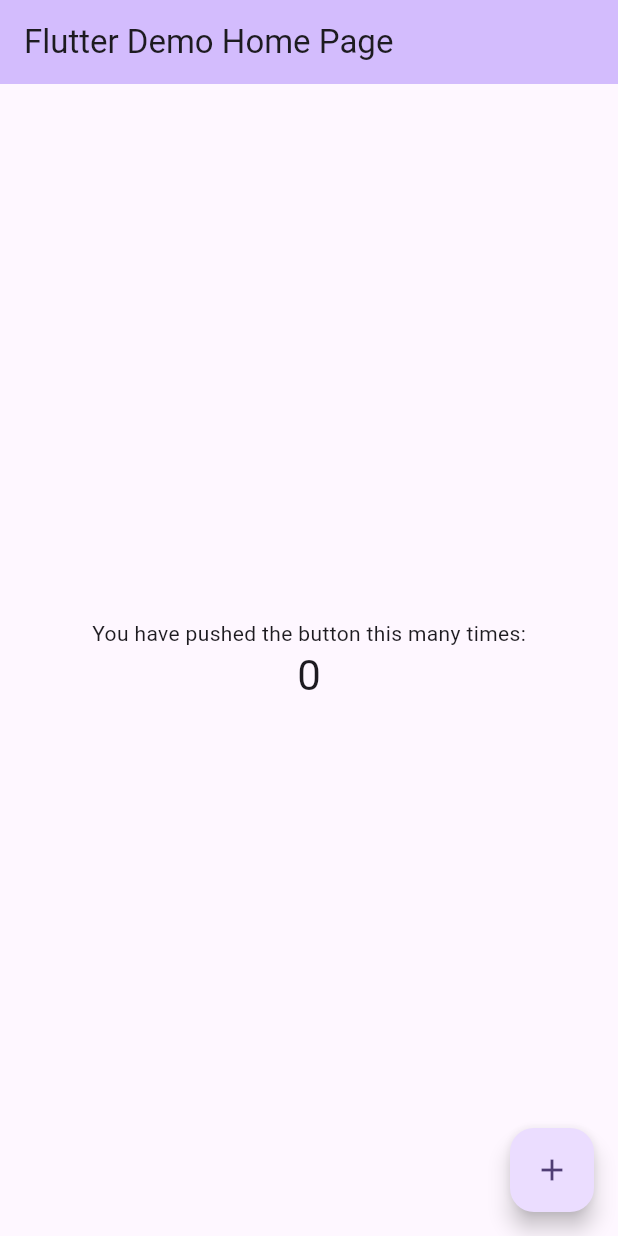
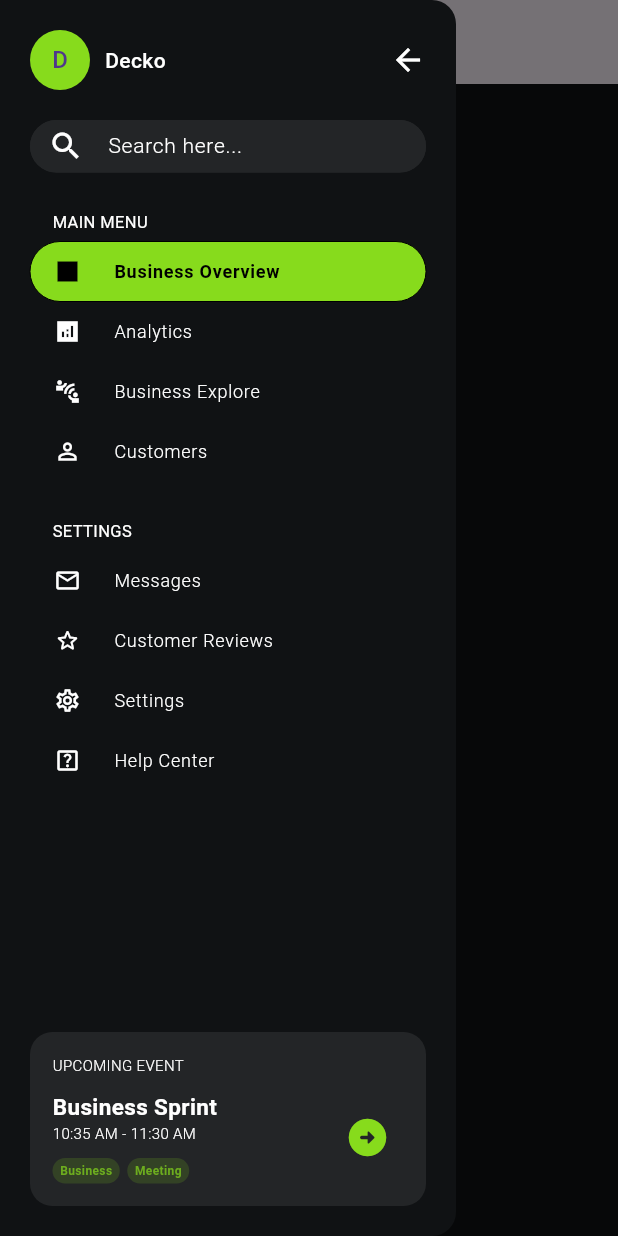
Before and after one commit to zeyadali06/Responsive_Tasks, a Flutter app: the screen it shows after launch, with the side drawer open (before the commit the screen has no drawer), on a phone screen of 412 x 824 dp. Run offline on Flutter 3.47's test engine with Material 3 defaults, Android fonts, the phone set to English and light mode, and no system bars.

Commit message:
finish custom drawer

```diff
--- /dev/null
+++ b/First Task/lib/Models/DrawerItemModel.dart
@@ -0,0 +1,8 @@
+import 'package:flutter/material.dart';
+
+class DrawerItemModel {
+  final String title;
+  final IconData icon;
+
+  DrawerItemModel({required this.title, required this.icon});
+}
--- /dev/null
+++ b/First Task/lib/Widgets/AllDrawerItems.dart
@@ -0,0 +1,71 @@
+import 'package:flutter/material.dart';
+import 'package:responsive_designs/Models/DrawerItemModel.dart';
+import 'package:responsive_designs/Widgets/SelectedDrawerItem.dart';
+import 'package:responsive_designs/Widgets/UnselectedDrawerItem.dart';
+
+class AllDrawerItems extends StatefulWidget {
+  const AllDrawerItems({super.key});
+
+  @override
+  State<AllDrawerItems> createState() => _AllDrawerItemsState();
+}
+
+class _AllDrawerItemsState extends State<AllDrawerItems> {
+  List<DrawerItemModel> models = [
+    DrawerItemModel(title: 'Business Overview', icon: Icons.square),
+    DrawerItemModel(title: 'Analytics', icon: Icons.analytics_sharp),
+    DrawerItemModel(title: 'Business Explore', icon: Icons.connect_without_contact_sharp),
+    DrawerItemModel(title: 'Customers', icon: Icons.person_outline),
+    DrawerItemModel(title: 'Messages', icon: Icons.email_outlined),
+    DrawerItemModel(title: 'Customer Reviews', icon: Icons.star_outline_rounded),
+    DrawerItemModel(title: 'Settings', icon: Icons.settings_outlined),
+    DrawerItemModel(title: 'Help Center', icon: Icons.help_center_outlined),
+  ];
+
+  int activeIndex = 0;
+
+  @override
+  Widget build(BuildContext context) {
+    return SliverList.builder(
+      itemCount: models.length,
+      itemBuilder: (context, index) {
+        return Column(
+          crossAxisAlignment: CrossAxisAlignment.start,
+          children: [
+            if (index == 0)
+              const Column(
+                children: [
+                  SizedBox(height: 25),
+                  Padding(
+                    padding: EdgeInsets.only(left: 15),
+                    child: Text('MAIN MENU', style: TextStyle(color: Colors.white, fontSize: 11)),
+                  ),
+                  SizedBox(height: 5),
+                ],
+              ),
+            if (index == 4)
+              const Column(
+                children: [
+                  SizedBox(height: 25),
+                  Padding(
+                    padding: EdgeInsets.only(left: 15),
+                    child: Text('SETTINGS', style: TextStyle(color: Colors.white, fontSize: 11)),
+                  ),
+                  SizedBox(height: 5),
+                ],
+              ),
+            GestureDetector(
+              onTap: () {
+                if (activeIndex != index) {
+                  activeIndex = index;
+                  setState(() {});
+                }
+              },
+              child: activeIndex == index ? SelectedDrawerItem(model: models[index]) : UnSelectedDrawerItem(model: models[index]),
+            )
+          ],
+        );
+      },
+    );
+  }
+}
--- /dev/null
+++ b/First Task/lib/Widgets/CustomDrawer.dart
@@ -0,0 +1,77 @@
+import 'package:flutter/material.dart';
+import 'package:responsive_designs/Widgets/UpComingEventSection.dart';
+import 'package:responsive_designs/constants.dart';
+import 'package:responsive_designs/Widgets/AllDrawerItems.dart';
+
+class CustomDrawer extends StatefulWidget {
+  const CustomDrawer({
+    super.key,
+  });
+
+  @override
+  State<CustomDrawer> createState() => _CustomDrawerState();
+}
+
+class _CustomDrawerState extends State<CustomDrawer> {
+  @override
+  Widget build(BuildContext context) {
+    return Drawer(
+      backgroundColor: const Color(0xff101214),
+      elevation: 0,
+      child: Padding(
+        padding: const EdgeInsets.symmetric(horizontal: 20),
+        child: CustomScrollView(
+          slivers: [
+            SliverToBoxAdapter(
+              child: Column(
+                crossAxisAlignment: CrossAxisAlignment.start,
+                children: [
+                  const SizedBox(height: 20),
+                  const Row(
+                    children: [
+                      CircleAvatar(backgroundColor: kPrimaryColor, child: Text('D')),
+                      SizedBox(width: 10),
+                      Text('Decko', style: TextStyle(color: Colors.white, fontWeight: FontWeight.w500)),
+                      Expanded(child: SizedBox()),
+                      Icon(Icons.arrow_back, color: Colors.white),
+                    ],
+                  ),
+                  const SizedBox(height: 20),
+                  SizedBox(
+                    height: 35,
+                    child: TextField(
+                      cursorColor: Colors.white,
+                      style: const TextStyle(color: Colors.white, fontWeight: FontWeight.w300, fontSize: 14),
+                      decoration: InputDecoration(
+                        contentPadding: const EdgeInsets.all(0),
+                        hintText: 'Search here...',
+                        hintStyle: const TextStyle(color: Colors.white, fontWeight: FontWeight.w300, fontSize: 14),
+                        prefixIcon: const Icon(Icons.search, color: Colors.white),
+                        filled: true,
+                        fillColor: const Color(0xff232527),
+                        border: OutlineInputBorder(borderRadius: BorderRadius.circular(50), borderSide: const BorderSide(width: 1, color: Color(0xff232527))),
+                        enabledBorder: OutlineInputBorder(borderRadius: BorderRadius.circular(50), borderSide: const BorderSide(width: 1, color: Color(0xff232527))),
+                        focusedBorder: OutlineInputBorder(borderRadius: BorderRadius.circular(50), borderSide: const BorderSide(width: 1, color: Color(0xff232527))),
+                      ),
+                    ),
+                  ),
+                ],
+              ),
+            ),
+            const AllDrawerItems(),
+            const SliverFillRemaining(
+              hasScrollBody: false,
+              child: Column(
+                children: [
+                  Expanded(child: SizedBox(height: 20)),
+                  UpComingEventSection(),
+                  SizedBox(height: 20),
+                ],
+              ),
+            ),
+          ],
+        ),
+      ),
+    );
+  }
+}
--- /dev/null
+++ b/First Task/lib/Widgets/SelectedDrawerItem.dart
@@ -0,0 +1,20 @@
+import 'package:flutter/material.dart';
+import 'package:responsive_designs/Models/DrawerItemModel.dart';
+import 'package:responsive_designs/constants.dart';
+
+class SelectedDrawerItem extends StatelessWidget {
+  const SelectedDrawerItem({super.key, required this.model});
+
+  final DrawerItemModel model;
+
+  @override
+  Widget build(BuildContext context) {
+    return ListTile(
+      minTileHeight: 40,
+      shape: OutlineInputBorder(borderRadius: BorderRadius.circular(50), borderSide: const BorderSide(width: 0)),
+      tileColor: kPrimaryColor,
+      leading: Icon(model.icon, color: Colors.black, size: 18),
+      title: Text(model.title, style: const TextStyle(color: Colors.black, fontSize: 12, fontWeight: FontWeight.bold)),
+    );
+  }
+}
--- /dev/null
+++ b/First Task/lib/Widgets/UnselectedDrawerItem.dart
@@ -0,0 +1,17 @@
+import 'package:flutter/material.dart';
+import 'package:responsive_designs/Models/DrawerItemModel.dart';
+
+class UnSelectedDrawerItem extends StatelessWidget {
+  const UnSelectedDrawerItem({super.key, required this.model});
+
+  final DrawerItemModel model;
+
+  @override
+  Widget build(BuildContext context) {
+    return ListTile(
+      minTileHeight: 40,
+      leading: Icon(model.icon, color: Colors.white, size: 18),
+      title: Text(model.title, style: const TextStyle(color: Colors.white, fontSize: 12, fontWeight: FontWeight.w300)),
+    );
+  }
+}
--- /dev/null
+++ b/First Task/lib/Widgets/UpComingEventSection.dart
@@ -0,0 +1,61 @@
+import 'package:flutter/material.dart';
+import 'package:responsive_designs/constants.dart';
+
+class UpComingEventSection extends StatelessWidget {
+  const UpComingEventSection({
+    super.key,
+  });
+
+  @override
+  Widget build(BuildContext context) {
+    return Container(
+      padding: const EdgeInsets.all(15),
+      decoration: BoxDecoration(color: const Color(0xff232527), borderRadius: BorderRadius.circular(15)),
+      child: Column(
+        crossAxisAlignment: CrossAxisAlignment.start,
+        children: [
+          const Text('UPCOMING EVENT', style: TextStyle(color: Colors.white, fontSize: 10, fontWeight: FontWeight.w300)),
+          const SizedBox(height: 10),
+          Row(
+            children: [
+              const Column(
+                crossAxisAlignment: CrossAxisAlignment.start,
+                children: [
+                  Text('Business Sprint', style: TextStyle(color: Colors.white, fontSize: 15, fontWeight: FontWeight.w600)),
+                  Text('10:35 AM - 11:30 AM', style: TextStyle(color: Colors.white, fontSize: 10, fontWeight: FontWeight.w300)),
+                  SizedBox(height: 10),
+                  Row(
+                    children: [
+                      UpcomingEventItem(title: 'Business'),
+                      SizedBox(width: 5),
+                      UpcomingEventItem(title: 'Meeting'),
+                    ],
+                  ),
+                ],
+              ),
+              const Expanded(child: SizedBox()),
+              IconButton(
+                onPressed: () {},
+                icon: const Icon(Icons.arrow_circle_right_rounded, color: kPrimaryColor, size: 30),
+              )
+            ],
+          ),
+        ],
+      ),
+    );
+  }
+}
+
+class UpcomingEventItem extends StatelessWidget {
+  const UpcomingEventItem({super.key, required this.title});
+  final String title;
+
+  @override
+  Widget build(BuildContext context) {
+    return Container(
+      padding: const EdgeInsets.symmetric(horizontal: 5, vertical: 3),
+      decoration: const BoxDecoration(color: Color(0xff334225), borderRadius: BorderRadius.all(Radius.circular(10))),
+      child: Text(title, style: const TextStyle(fontSize: 8, color: Color(0xff6dad1e), fontWeight: FontWeight.w600)),
+    );
+  }
+}
--- /dev/null
+++ b/First Task/lib/constants.dart
@@ -0,0 +1,3 @@
+import 'package:flutter/material.dart';
+
+const Color kPrimaryColor = Color(0xff87db1c);
--- a/First Task/lib/main.dart
+++ b/First Task/lib/main.dart
@@ -1,4 +1,5 @@
 import 'package:flutter/material.dart';
+import 'package:responsive_designs/Widgets/CustomDrawer.dart';
 
 void main() {
   runApp(const MyApp());
@@ -7,119 +8,25 @@
 class MyApp extends StatelessWidget {
   const MyApp({super.key});
 
-  // This widget is the root of your application.
   @override
   Widget build(BuildContext context) {
-    return MaterialApp(
-      title: 'Flutter Demo',
-      theme: ThemeData(
-        // This is the theme of your application.
-        //
-        // TRY THIS: Try running your application with "flutter run". You'll see
-        // the application has a purple toolbar. Then, without quitting the app,
-        // try changing the seedColor in the colorScheme below to Colors.green
-        // and then invoke "hot reload" (save your changes or press the "hot
-        // reload" button in a Flutter-supported IDE, or press "r" if you used
-        // the command line to start the app).
-        //
-        // Notice that the counter didn't reset back to zero; the application
-        // state is not lost during the reload. To reset the state, use hot
-        // restart instead.
-        //
-        // This works for code too, not just values: Most code changes can be
-        // tested with just a hot reload.
-        colorScheme: ColorScheme.fromSeed(seedColor: Colors.deepPurple),
-        useMaterial3: true,
-      ),
-      home: const MyHomePage(title: 'Flutter Demo Home Page'),
+    return const MaterialApp(
+      debugShowCheckedModeBanner: false,
+      home: HomePage(),
     );
   }
 }
 
-class MyHomePage extends StatefulWidget {
-  const MyHomePage({super.key, required this.title});
-
-  // This widget is the home page of your application. It is stateful, meaning
-  // that it has a State object (defined below) that contains fields that affect
-  // how it looks.
-
-  // This class is the configuration for the state. It holds the values (in this
-  // case the title) provided by the parent (in this case the App widget) and
-  // used by the build method of the State. Fields in a Widget subclass are
-  // always marked "final".
-
-  final String title;
-
-  @override
-  State<MyHomePage> createState() => _MyHomePageState();
-}
-
-class _MyHomePageState extends State<MyHomePage> {
-  int _counter = 0;
-
-  void _incrementCounter() {
-    setState(() {
-      // This call to setState tells the Flutter framework that something has
-      // changed in this State, which causes it to rerun the build method below
-      // so that the display can reflect the updated values. If we changed
-      // _counter without calling setState(), then the build method would not be
-      // called again, and so nothing would appear to happen.
-      _counter++;
-    });
-  }
+class HomePage extends StatelessWidget {
+  const HomePage({super.key});
 
   @override
   Widget build(BuildContext context) {
-    // This method is rerun every time setState is called, for instance as done
-    // by the _incrementCounter method above.
-    //
-    // The Flutter framework has been optimized to make rerunning build methods
-    // fast, so that you can just rebuild anything that needs updating rather
-    // than having to individually change instances of widgets.
     return Scaffold(
-      appBar: AppBar(
-        // TRY THIS: Try changing the color here to a specific color (to
-        // Colors.amber, perhaps?) and trigger a hot reload to see the AppBar
-        // change color while the other colors stay the same.
-        backgroundColor: Theme.of(context).colorScheme.inversePrimary,
-        // Here we take the value from the MyHomePage object that was created by
-        // the App.build method, and use it to set our appbar title.
-        title: Text(widget.title),
-      ),
-      body: Center(
-        // Center is a layout widget. It takes a single child and positions it
-        // in the middle of the parent.
-        child: Column(
-          // Column is also a layout widget. It takes a list of children and
-          // arranges them vertically. By default, it sizes itself to fit its
-          // children horizontally, and tries to be as tall as its parent.
-          //
-          // Column has various properties to control how it sizes itself and
-          // how it positions its children. Here we use mainAxisAlignment to
-          // center the children vertically; the main axis here is the vertical
-          // axis because Columns are vertical (the cross axis would be
-          // horizontal).
-          //
-          // TRY THIS: Invoke "debug painting" (choose the "Toggle Debug Paint"
-          // action in the IDE, or press "p" in the console), to see the
-          // wireframe for each widget.
-          mainAxisAlignment: MainAxisAlignment.center,
-          children: <Widget>[
-            const Text(
-              'You have pushed the button this many times:',
-            ),
-            Text(
-              '$_counter',
-              style: Theme.of(context).textTheme.headlineMedium,
-            ),
-          ],
-        ),
-      ),
-      floatingActionButton: FloatingActionButton(
-        onPressed: _incrementCounter,
-        tooltip: 'Increment',
-        child: const Icon(Icons.add),
-      ), // This trailing comma makes auto-formatting nicer for build methods.
+      backgroundColor: const Color(0xff101214),
+      appBar: AppBar(),
+      drawer: const CustomDrawer(),
+      body: Container(),
     );
   }
 }
```
